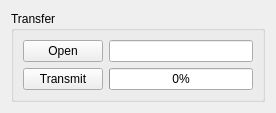
Old version of the form forms/transferform.ui in the repository sengeiou/xtool.
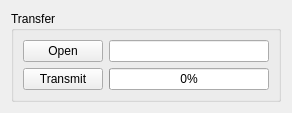
New version of the form.

The edit to the form file:
```diff
--- a/forms/transferform.ui
+++ b/forms/transferform.ui
@@ -6,8 +6,8 @@
    <rect>
     <x>0</x>
     <y>0</y>
-    <width>276</width>
-    <height>104</height>
+    <width>292</width>
+    <height>102</height>
    </rect>
   </property>
   <property name="windowTitle">
```
